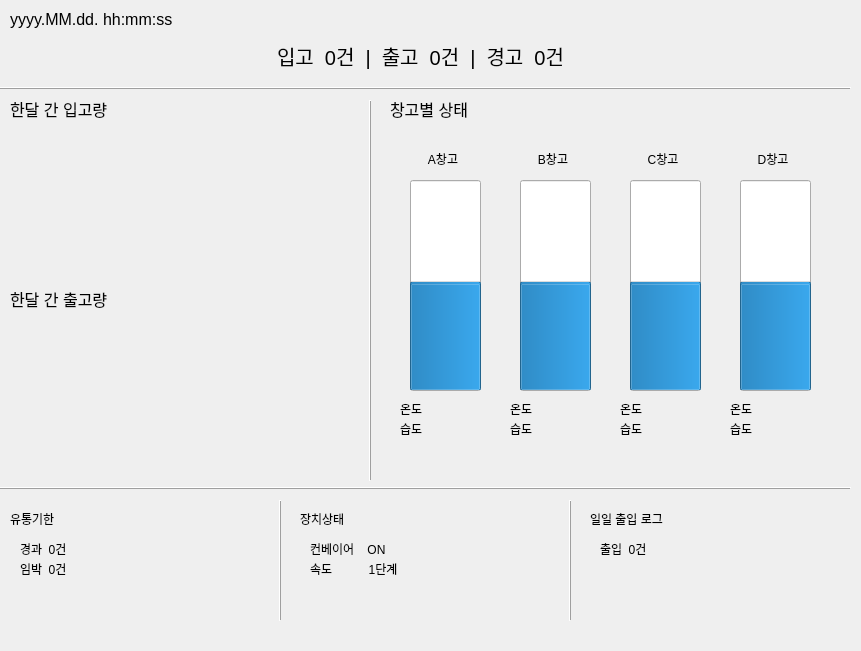
First picture: the form in gui/ui/widgets/dashboard.ui, repository wonho9188/iot-repo-3, before the edit.
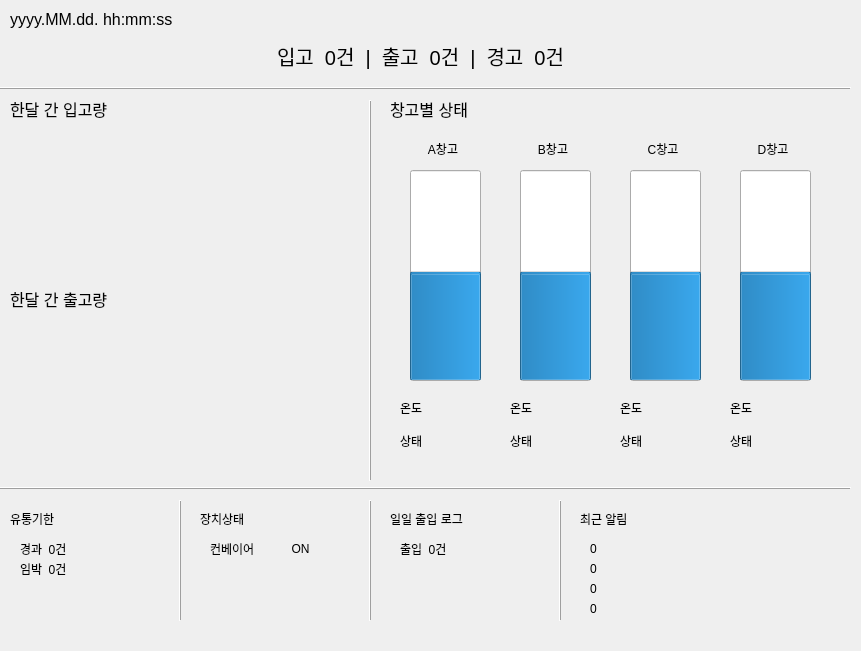
Second picture: the form after the edit.

The edit to the form file:
```diff
--- a/gui/ui/widgets/dashboard.ui
+++ b/gui/ui/widgets/dashboard.ui
@@ -16,7 +16,7 @@
   <widget class="QLabel" name="device_status">
    <property name="geometry">
     <rect>
-     <x>300</x>
+     <x>200</x>
      <y>510</y>
      <width>66</width>
      <height>18</height>
@@ -30,13 +30,13 @@
    <property name="geometry">
     <rect>
      <x>400</x>
-     <y>420</y>
+     <y>430</y>
      <width>91</width>
-     <height>18</height>
+     <height>21</height>
     </rect>
    </property>
    <property name="text">
-    <string>습도</string>
+    <string>상태</string>
    </property>
    <property name="alignment">
     <set>Qt::AlignLeading|Qt::AlignLeft|Qt::AlignVCenter</set>
@@ -46,7 +46,7 @@
    <property name="geometry">
     <rect>
      <x>630</x>
-     <y>150</y>
+     <y>140</y>
      <width>66</width>
      <height>18</height>
     </rect>
@@ -62,7 +62,7 @@
    <property name="geometry">
     <rect>
      <x>740</x>
-     <y>150</y>
+     <y>140</y>
      <width>66</width>
      <height>18</height>
     </rect>
@@ -91,13 +91,13 @@
    <property name="geometry">
     <rect>
      <x>510</x>
-     <y>420</y>
+     <y>430</y>
      <width>91</width>
-     <height>18</height>
+     <height>21</height>
     </rect>
    </property>
    <property name="text">
-    <string>습도</string>
+    <string>상태</string>
    </property>
    <property name="alignment">
     <set>Qt::AlignLeading|Qt::AlignLeft|Qt::AlignVCenter</set>
@@ -120,9 +120,9 @@
    <property name="geometry">
     <rect>
      <x>730</x>
-     <y>400</y>
+     <y>397</y>
      <width>91</width>
-     <height>18</height>
+     <height>21</height>
     </rect>
    </property>
    <property name="text">
@@ -172,7 +172,7 @@
    <property name="geometry">
     <rect>
      <x>520</x>
-     <y>150</y>
+     <y>140</y>
      <width>66</width>
      <height>18</height>
     </rect>
@@ -188,7 +188,7 @@
    <property name="geometry">
     <rect>
      <x>410</x>
-     <y>150</y>
+     <y>140</y>
      <width>66</width>
      <height>18</height>
     </rect>
@@ -204,13 +204,13 @@
    <property name="geometry">
     <rect>
      <x>620</x>
-     <y>420</y>
+     <y>430</y>
      <width>91</width>
-     <height>18</height>
+     <height>21</height>
     </rect>
    </property>
    <property name="text">
-    <string>습도</string>
+    <string>상태</string>
    </property>
    <property name="alignment">
     <set>Qt::AlignLeading|Qt::AlignLeft|Qt::AlignVCenter</set>
@@ -253,7 +253,7 @@
   <widget class="QLabel" name="inout">
    <property name="geometry">
     <rect>
-     <x>600</x>
+     <x>400</x>
      <y>540</y>
      <width>141</width>
      <height>18</height>
@@ -267,13 +267,13 @@
    <property name="geometry">
     <rect>
      <x>730</x>
-     <y>420</y>
+     <y>430</y>
      <width>91</width>
-     <height>18</height>
+     <height>21</height>
     </rect>
    </property>
    <property name="text">
-    <string>습도</string>
+    <string>상태</string>
    </property>
    <property name="alignment">
     <set>Qt::AlignLeading|Qt::AlignLeft|Qt::AlignVCenter</set>
@@ -292,14 +292,14 @@
   <widget class="QLabel" name="conveyor_status">
    <property name="geometry">
     <rect>
-     <x>310</x>
+     <x>210</x>
      <y>540</y>
-     <width>141</width>
+     <width>61</width>
      <height>18</height>
     </rect>
    </property>
    <property name="text">
-    <string>컨베이어    ON</string>
+    <string>컨베이어</string>
    </property>
   </widget>
   <widget class="QFrame" name="frame_2">
@@ -356,9 +356,9 @@
    <property name="geometry">
     <rect>
      <x>510</x>
-     <y>400</y>
+     <y>397</y>
      <width>91</width>
-     <height>18</height>
+     <height>21</height>
     </rect>
    </property>
    <property name="text">
@@ -372,9 +372,9 @@
    <property name="geometry">
     <rect>
      <x>620</x>
-     <y>400</y>
+     <y>398</y>
      <width>91</width>
-     <height>18</height>
+     <height>20</height>
     </rect>
    </property>
    <property name="text">
@@ -388,9 +388,9 @@
    <property name="geometry">
     <rect>
      <x>400</x>
-     <y>400</y>
+     <y>397</y>
      <width>91</width>
-     <height>18</height>
+     <height>21</height>
     </rect>
    </property>
    <property name="text">
@@ -419,7 +419,7 @@
   <widget class="QFrame" name="frame_4">
    <property name="geometry">
     <rect>
-     <x>270</x>
+     <x>170</x>
      <y>500</y>
      <width>20</width>
      <height>121</height>
@@ -435,7 +435,7 @@
   <widget class="QLabel" name="inout_status">
    <property name="geometry">
     <rect>
-     <x>590</x>
+     <x>390</x>
      <y>510</y>
      <width>121</width>
      <height>18</height>
@@ -476,23 +476,10 @@
     <string>한달 간 출고량</string>
    </property>
   </widget>
-  <widget class="QLabel" name="conveyor_speed">
-   <property name="geometry">
-    <rect>
-     <x>310</x>
-     <y>560</y>
-     <width>141</width>
-     <height>18</height>
-    </rect>
-   </property>
-   <property name="text">
-    <string>속도           1단계</string>
-   </property>
-  </widget>
   <widget class="QFrame" name="frame_5">
    <property name="geometry">
     <rect>
-     <x>560</x>
+     <x>360</x>
      <y>500</y>
      <width>20</width>
      <height>121</height>
@@ -509,7 +496,7 @@
    <property name="geometry">
     <rect>
      <x>410</x>
-     <y>180</y>
+     <y>170</y>
      <width>71</width>
      <height>211</height>
     </rect>
@@ -537,7 +524,7 @@
    <property name="geometry">
     <rect>
      <x>520</x>
-     <y>180</y>
+     <y>170</y>
      <width>71</width>
      <height>211</height>
     </rect>
@@ -565,7 +552,7 @@
    <property name="geometry">
     <rect>
      <x>630</x>
-     <y>180</y>
+     <y>170</y>
      <width>71</width>
      <height>211</height>
     </rect>
@@ -593,7 +580,7 @@
    <property name="geometry">
     <rect>
      <x>740</x>
-     <y>180</y>
+     <y>170</y>
      <width>71</width>
      <height>211</height>
     </rect>
@@ -617,6 +604,103 @@
     <enum>QProgressBar::TopToBottom</enum>
    </property>
   </widget>
+  <widget class="QLabel" name="conveyor_onoff">
+   <property name="geometry">
+    <rect>
+     <x>280</x>
+     <y>540</y>
+     <width>41</width>
+     <height>18</height>
+    </rect>
+   </property>
+   <property name="text">
+    <string>ON</string>
+   </property>
+   <property name="alignment">
+    <set>Qt::AlignCenter</set>
+   </property>
+  </widget>
+  <widget class="QFrame" name="frame_6">
+   <property name="geometry">
+    <rect>
+     <x>550</x>
+     <y>500</y>
+     <width>20</width>
+     <height>121</height>
+    </rect>
+   </property>
+   <property name="frameShape">
+    <enum>QFrame::VLine</enum>
+   </property>
+   <property name="frameShadow">
+    <enum>QFrame::Raised</enum>
+   </property>
+  </widget>
+  <widget class="QLabel" name="noti_recent">
+   <property name="geometry">
+    <rect>
+     <x>580</x>
+     <y>510</y>
+     <width>121</width>
+     <height>18</height>
+    </rect>
+   </property>
+   <property name="text">
+    <string>최근 알림</string>
+   </property>
+  </widget>
+  <widget class="QLabel" name="noti_recent_1">
+   <property name="geometry">
+    <rect>
+     <x>590</x>
+     <y>540</y>
+     <width>231</width>
+     <height>18</height>
+    </rect>
+   </property>
+   <property name="text">
+    <string>0</string>
+   </property>
+  </widget>
+  <widget class="QLabel" name="noti_recent_2">
+   <property name="geometry">
+    <rect>
+     <x>590</x>
+     <y>560</y>
+     <width>231</width>
+     <height>18</height>
+    </rect>
+   </property>
+   <property name="text">
+    <string>0</string>
+   </property>
+  </widget>
+  <widget class="QLabel" name="noti_recent_3">
+   <property name="geometry">
+    <rect>
+     <x>590</x>
+     <y>580</y>
+     <width>231</width>
+     <height>18</height>
+    </rect>
+   </property>
+   <property name="text">
+    <string>0</string>
+   </property>
+  </widget>
+  <widget class="QLabel" name="noti_recent_4">
+   <property name="geometry">
+    <rect>
+     <x>590</x>
+     <y>600</y>
+     <width>231</width>
+     <height>18</height>
+    </rect>
+   </property>
+   <property name="text">
+    <string>0</string>
+   </property>
+  </widget>
  </widget>
  <resources/>
  <connections/>
```
Left out of the diff: 10 changed lines with no effect on the pictures.
